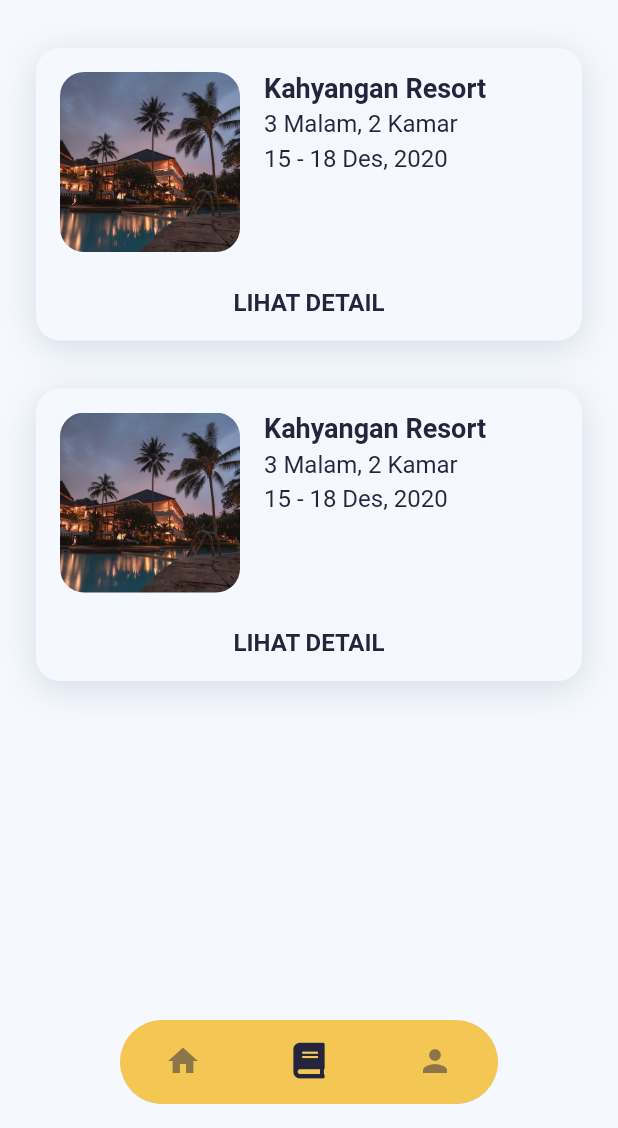
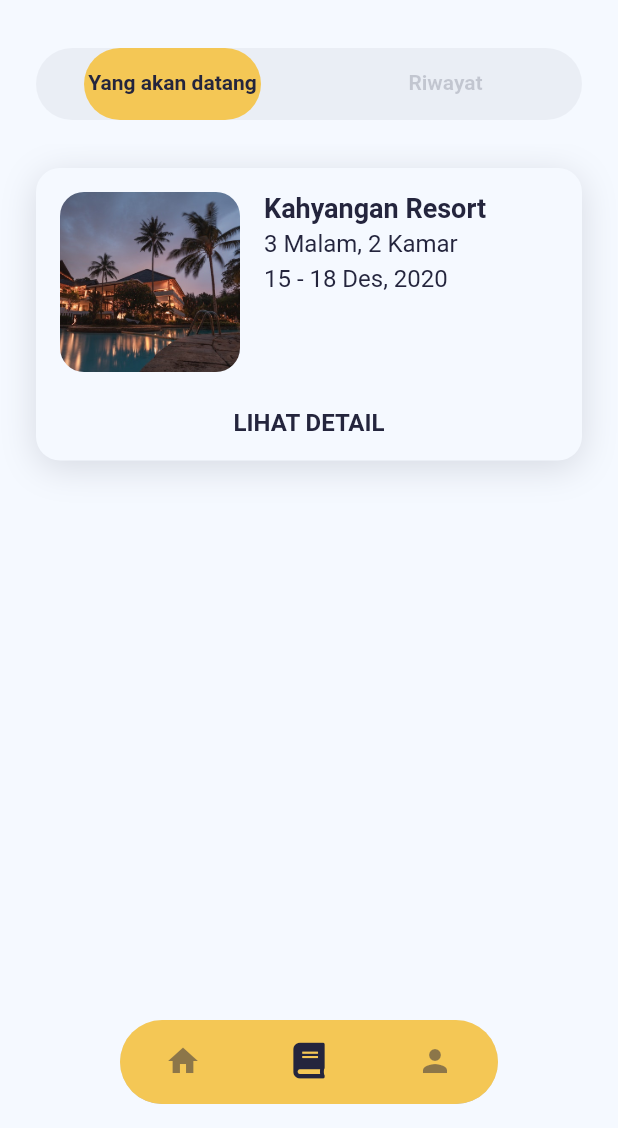
Before and after one commit to akhiang/reservation-hotel, a Flutter app: the screen it shows after launch, item 2 of the bottom bar chosen, on a phone screen of 412 x 824 dp, the part 108-1236 px from its top. Run offline on Flutter 3.47's test engine with Material 2 defaults, Android fonts, the phone set to English and light mode, and no system bars; our stand-ins replace carousel_slider, flutter_rating_bar, font_awesome_flutter, sliding_sheet, sliding_up_panel, step_progress_indicator and 1 more; missing offline and left inert: simple_tooltip, snapping_sheet, super_tooltip.

Commit message:
add book screen

```diff
--- /dev/null
+++ b/lib/screens/book/book_history_screen.dart
@@ -0,0 +1,15 @@
+part of 'package:dangau_hotel/screens/screens.dart';
+
+class BookHistoryScreen extends StatelessWidget {
+  @override
+  Widget build(BuildContext context) {
+    return SingleChildScrollView(
+      child: Column(
+        children: [
+          BookedRoomCard(),
+          BookedRoomCard(),
+        ],
+      ),
+    );
+  }
+}
--- /dev/null
+++ b/lib/screens/book/book_incoming_screen.dart
@@ -0,0 +1,14 @@
+part of 'package:dangau_hotel/screens/screens.dart';
+
+class BookIncomingScreen extends StatelessWidget {
+  @override
+  Widget build(BuildContext context) {
+    return SingleChildScrollView(
+      child: Column(
+        children: [
+          BookedRoomCard(),
+        ],
+      ),
+    );
+  }
+}
--- a/lib/screens/book/book_screen.dart
+++ b/lib/screens/book/book_screen.dart
@@ -5,7 +5,26 @@ class BookScreen extends StatefulWidget {
   _BookScreenState createState() => _BookScreenState();
 }
 
-class _BookScreenState extends State<BookScreen> {
+class _BookScreenState extends State<BookScreen>
+    with SingleTickerProviderStateMixin {
+  final List<Tab> myTabs = <Tab>[
+    Tab(text: 'Yang akan datang'),
+    Tab(text: 'Riwayat'),
+  ];
+  TabController _tabController;
+
+  @override
+  void initState() {
+    super.initState();
+    _tabController = TabController(vsync: this, length: myTabs.length);
+  }
+
+  @override
+  void dispose() {
+    _tabController.dispose();
+    super.dispose();
+  }
+
   @override
   Widget build(BuildContext context) {
     return Scaffold(
@@ -13,13 +32,39 @@ class _BookScreenState extends State<BookScreen> {
         preferredSize: Size.fromHeight(88.0),
         child: CustomAppBar(title: 'Pesanan Saya', isLeading: false),
       ),
-      body: SingleChildScrollView(
-        child: Column(
-          children: [
-            BookedRoomCard(),
-            BookedRoomCard(),
-          ],
-        ),
+      body: Column(
+        children: [
+          Padding(
+            padding:
+                const EdgeInsets.symmetric(horizontal: 24.0, vertical: 16.0),
+            child: Container(
+              decoration: BoxDecoration(
+                color: ColorConst.kSecondaryColor.withOpacity(0.05),
+                borderRadius: BorderRadius.circular(32.0),
+              ),
+              child: TabBar(
+                controller: _tabController,
+                tabs: myTabs,
+                unselectedLabelColor:
+                    ColorConst.kSecondaryColor.withOpacity(0.2),
+                labelStyle: TextStyle(
+                    color: ColorConst.kSecondaryColor,
+                    fontWeight: FontWeight.w600),
+                indicatorPadding: EdgeInsets.only(left: 32, right: 32.0),
+                indicator: BoxDecoration(
+                  borderRadius: BorderRadius.circular(40.0),
+                  color: ColorConst.kPrimaryColor,
+                ),
+              ),
+            ),
+          ),
+          Expanded(
+            child: TabBarView(controller: _tabController, children: [
+              BookIncomingScreen(),
+              BookHistoryScreen(),
+            ]),
+          ),
+        ],
       ),
     );
   }
--- a/lib/screens/screens.dart
+++ b/lib/screens/screens.dart
@@ -1,4 +1,5 @@
 import 'package:flutter/services.dart';
+import 'package:simple_tooltip/simple_tooltip.dart';
 import 'package:super_tooltip/super_tooltip.dart';
 import 'package:snapping_sheet/snapping_sheet.dart';
 import 'package:step_progress_indicator/step_progress_indicator.dart';
@@ -44,6 +45,8 @@ part 'package:dangau_hotel/screens/hotel/widgets/review_bar.dart';
 part 'package:dangau_hotel/screens/hotel/widgets/review_list_tile.dart';
 
 part 'package:dangau_hotel/screens/book/book_screen.dart';
+part 'package:dangau_hotel/screens/book/book_incoming_screen.dart';
+part 'package:dangau_hotel/screens/book/book_history_screen.dart';
 part 'package:dangau_hotel/screens/book/widgets/booked_room_card.dart';
 part 'package:dangau_hotel/screens/book/widgets/booked_room_tile.dart';
 part 'package:dangau_hotel/screens/book/widgets/booked_room_detail.dart';
--- a/pubspec.yaml
+++ b/pubspec.yaml
@@ -33,6 +33,7 @@ dependencies:
   expandable: ^4.1.4
   snapping_sheet: ^2.0.2
   super_tooltip: ^0.9.6
+  simple_tooltip: ^0.1.16
 
   # The following adds the Cupertino Icons font to your application.
   # Use with the CupertinoIcons class for iOS style icons.
```
